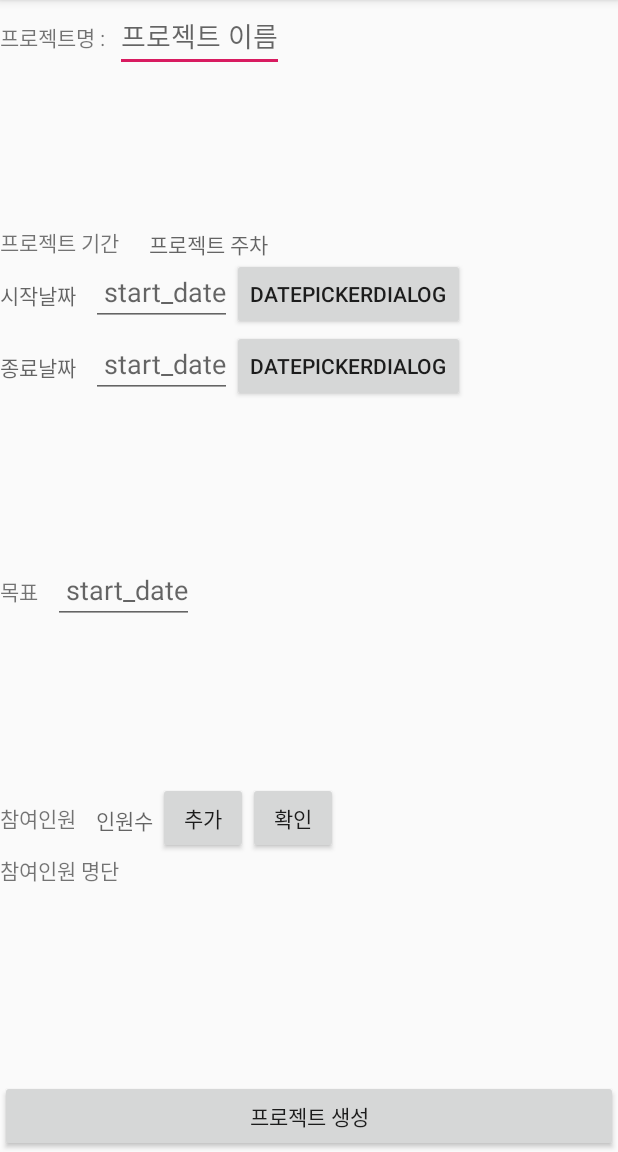
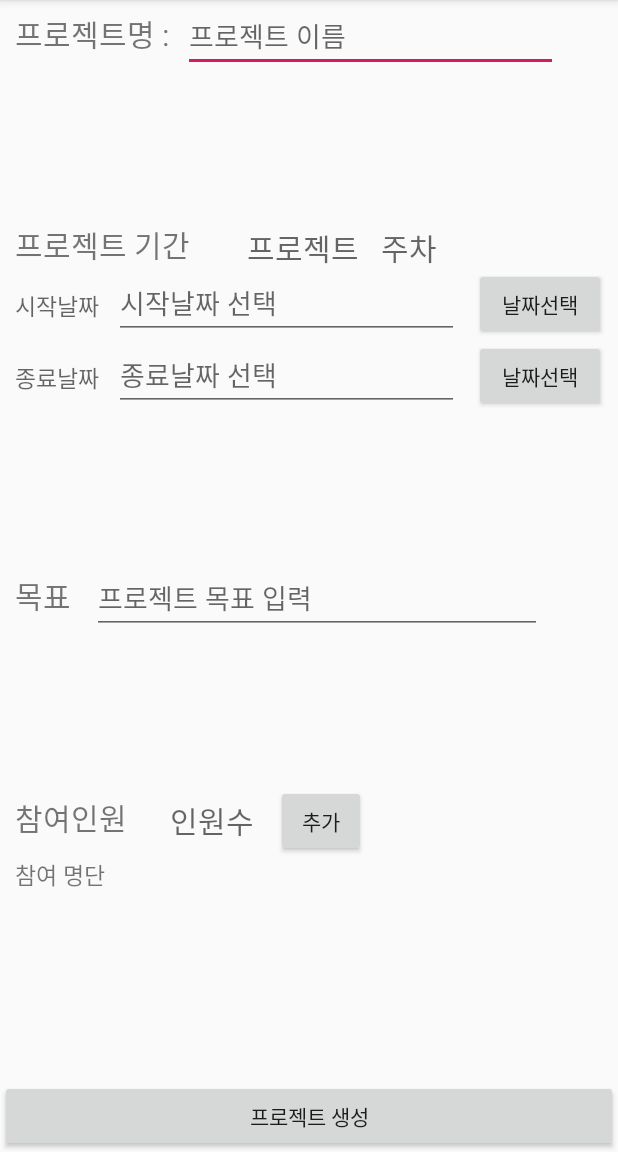
Before and after one commit to MheeJ/Schedule_Share, an Android app: the Make_project screen opened directly, with no data from a screen before it, on a phone screen of 412 x 824 dp, the part 84-1236 px from its top. Run offline under Robolectric (Android 15) with nearby library versions, the phone set to English and light mode, and no system bars; our stand-ins replace Firebase (no records; nobody signed in at launch, a user with empty details on screens opened directly).

Commit message:
민희꺼 마지막

```diff
--- a/app/src/main/java/com/example/schedule_share/CustomAdapter.java
+++ b/app/src/main/java/com/example/schedule_share/CustomAdapter.java
@@ -59,6 +59,7 @@ public class CustomAdapter extends RecyclerView.Adapter<CustomAdapter.CustomView
                     Context context = v.getContext();
                     Intent intent4 = new Intent(v.getContext(),Project_main.class);
                     intent4.putExtra("number", mData.get(pos).getProject_date());
+                    intent4.putExtra("project_name", mData.get(pos).getProject_name());
                     context.startActivity(intent4);
                 }
             });
--- a/app/src/main/java/com/example/schedule_share/Make_project.java
+++ b/app/src/main/java/com/example/schedule_share/Make_project.java
@@ -28,7 +28,7 @@ public class Make_project extends AppCompatActivity implements View.OnClickListe
 
     private TextView name, period, goal, member,start,finish, start_date,finish_date,input_period,memeber_num,period_1,Member_list;
     private EditText input_name, input_goal,input_member;
-    private Button done,start_button,finish_button,Add_member,Check_member;
+    private Button done,start_button,finish_button,Add_member;
     private DatePickerDialog.OnDateSetListener callbackMethod;
     private DatePickerDialog.OnDateSetListener callbackMethod2;
     String getData="";
@@ -68,7 +68,6 @@ public class Make_project extends AppCompatActivity implements View.OnClickListe
         name = findViewById(R.id.name);
         period = findViewById(R.id.period);
         member = findViewById(R.id.member);
-        Check_member = findViewById(R.id.check_member);
         input_period = findViewById(R.id.input_period);
         input_name = findViewById(R.id.input_name);
         input_goal = findViewById(R.id.input_goal);
@@ -85,7 +84,6 @@ public class Make_project extends AppCompatActivity implements View.OnClickListe
         finish_button = findViewById(R.id.finish_button);
         Add_member.setOnClickListener(this);
         done.setOnClickListener(this);
-        Check_member.setOnClickListener(this);
     }
 
     public void InitializeListener(){
@@ -140,6 +138,7 @@ public class Make_project extends AppCompatActivity implements View.OnClickListe
                 startActivity(intent2);
                 postFirebaseDatabase(true);
                 break;
+
             case R.id.add_member:
                 Intent intent3 = new Intent(this,Add_User.class);
                 intent3.putExtra("addr",Member_list.getText().toString());
@@ -150,7 +149,6 @@ public class Make_project extends AppCompatActivity implements View.OnClickListe
                 Member_list.setText(getData);
                 getData = project_member;
                 break;*/
-
         }
     }
 
--- a/app/src/main/java/com/example/schedule_share/Project_main.java
+++ b/app/src/main/java/com/example/schedule_share/Project_main.java
@@ -4,6 +4,7 @@ import android.content.Intent;
 import android.os.Bundle;
 import android.widget.ArrayAdapter;
 import android.widget.ListView;
+import android.widget.TextView;
 
 import androidx.appcompat.app.AppCompatActivity;
 
@@ -13,6 +14,8 @@ public class Project_main extends AppCompatActivity {
 
     public ArrayList<String> list = new ArrayList<>();
     long i = 0;
+    String project_name;
+    TextView Project_Tiltle;
 
     @Override
     public void onCreate(Bundle savedInstanceState) {
@@ -21,7 +24,10 @@ public class Project_main extends AppCompatActivity {
         setContentView(R.layout.project_main);
         Intent intent = getIntent();
         ListView listView = (ListView)findViewById(R.id.listview);
+        Project_Tiltle = (TextView)findViewById(R.id.project_title);
 
+        project_name = intent.getStringExtra("project_name");
+        Project_Tiltle.setText(project_name);
         i = intent.getLongExtra("number",0);
         for(int j = 0; j<i;j++){
             list.add("item"+j);
--- a/app/src/main/res/layout/make_project.xml
+++ b/app/src/main/res/layout/make_project.xml
@@ -21,10 +21,12 @@
             android:id="@+id/name"
             android:layout_width="wrap_content"
             android:layout_height="wrap_content"
+            android:layout_marginLeft="10dp"
+            android:textSize="20dp"
             android:text="프로젝트명 :  " />
         <EditText
             android:id="@+id/input_name"
-            android:layout_width="wrap_content"
+            android:layout_width="250dp"
             android:layout_height="wrap_content"
             android:hint="프로젝트 이름" />
 
@@ -39,16 +41,22 @@
             android:id="@+id/period"
             android:layout_width="wrap_content"
             android:layout_height="wrap_content"
+            android:layout_marginLeft="10dp"
+            android:textSize="20dp"
             android:text="프로젝트 기간      " />
         <TextView
             android:id="@+id/input_period"
             android:layout_width="wrap_content"
             android:layout_height="wrap_content"
+            android:layout_marginLeft="10dp"
+            android:textSize="20dp"
             android:hint="프로젝트"/>
         <TextView
             android:id="@+id/period_1"
             android:layout_width="wrap_content"
             android:layout_height="wrap_content"
+            android:layout_marginLeft="10dp"
+            android:textSize="20dp"
             android:hint=" 주차"/>
 
 
@@ -63,18 +71,22 @@
             android:id="@+id/start"
             android:layout_width="wrap_content"
             android:layout_height="wrap_content"
-            android:hint="시작날짜   " />
+            android:layout_marginLeft="10dp"
+            android:textSize="15dp"
+            android:hint="시작날짜" />
         <EditText
             android:id="@+id/start_date"
-            android:layout_width="wrap_content"
+            android:layout_width="230dp"
+            android:layout_marginLeft="10dp"
             android:layout_height="wrap_content"
-            android:hint=" start_date" />
+            android:hint="시작날짜 선택" />
         <Button
             android:id="@+id/start_button"
             android:layout_width="wrap_content"
             android:layout_height="wrap_content"
             android:onClick="OnClickHandler"
-            android:text="DATEPICKERDIALOG" />
+            android:layout_marginLeft="10dp"
+            android:text="날짜선택" />
     </LinearLayout>
 
     <LinearLayout
@@ -87,18 +99,22 @@
             android:id="@+id/finish"
             android:layout_width="wrap_content"
             android:layout_height="wrap_content"
-            android:hint="종료날짜   " />
+            android:layout_marginLeft="10dp"
+            android:textSize="15dp"
+            android:hint="종료날짜" />
         <EditText
             android:id="@+id/finish_date"
-            android:layout_width="wrap_content"
+            android:layout_width="230dp"
+            android:layout_marginLeft="10dp"
             android:layout_height="wrap_content"
-            android:hint=" start_date" />
+            android:hint="종료날짜 선택" />
         <Button
             android:id="@+id/finish_button"
             android:layout_width="wrap_content"
             android:layout_height="wrap_content"
             android:onClick="OnClickHandler2"
-            android:text="DATEPICKERDIALOG" />
+            android:layout_marginLeft="10dp"
+            android:text="날짜선택" />
     </LinearLayout>
 
 
@@ -112,12 +128,14 @@
             android:id="@+id/goal"
             android:layout_width="wrap_content"
             android:layout_height="wrap_content"
+            android:layout_marginLeft="10dp"
+            android:textSize="20dp"
             android:text="목표   " />
         <EditText
             android:id="@+id/input_goal"
-            android:layout_width="wrap_content"
+            android:layout_width="300dp"
             android:layout_height="wrap_content"
-            android:hint=" start_date" />
+            android:hint="프로젝트 목표 입력" />
 
     </LinearLayout>
 
@@ -130,24 +148,23 @@
             android:id="@+id/member"
             android:layout_width="wrap_content"
             android:layout_height="wrap_content"
+            android:layout_marginLeft="10dp"
+            android:textSize="20dp"
             android:text="참여인원   " />
         <TextView
             android:id="@+id/memeber_num"
             android:layout_width="wrap_content"
             android:layout_height="wrap_content"
+            android:layout_marginLeft="10dp"
+            android:textSize="20dp"
             android:hint=" 인원수 " />
         <Button
             android:id="@+id/add_member"
             android:layout_width="60dp"
             android:layout_height="wrap_content"
             android:orientation="horizontal"
+            android:layout_marginLeft="10dp"
             android:text="추가" />
-        <Button
-            android:id="@+id/check_member"
-            android:layout_width="60dp"
-            android:layout_height="wrap_content"
-            android:orientation="horizontal"
-            android:text="확인" />
 
     </LinearLayout>
 
@@ -164,7 +181,9 @@
             android:layout_width="wrap_content"
             android:layout_height="wrap_content"
             android:layout_weight="1"
-            android:text="참여인원 명단" />
+            android:layout_marginLeft="10dp"
+            android:textSize="15dp"
+            android:text="참여 명단" />
     </LinearLayout>
 
     <Button
--- a/app/src/main/res/layout/project_main.xml
+++ b/app/src/main/res/layout/project_main.xml
@@ -9,6 +9,15 @@
         android:layout_width="match_parent"
         android:layout_height="wrap_content"
         android:orientation="horizontal">
+
+        <TextView
+            android:id="@+id/project_title"
+            android:layout_width="wrap_content"
+            android:layout_height="wrap_content"
+            android:layout_weight="1"
+            android:textSize="20dp"
+            android:layout_marginLeft="10dp"
+            android:text="TextView" />
 
         <Button
             android:id="@+id/notice"
```
